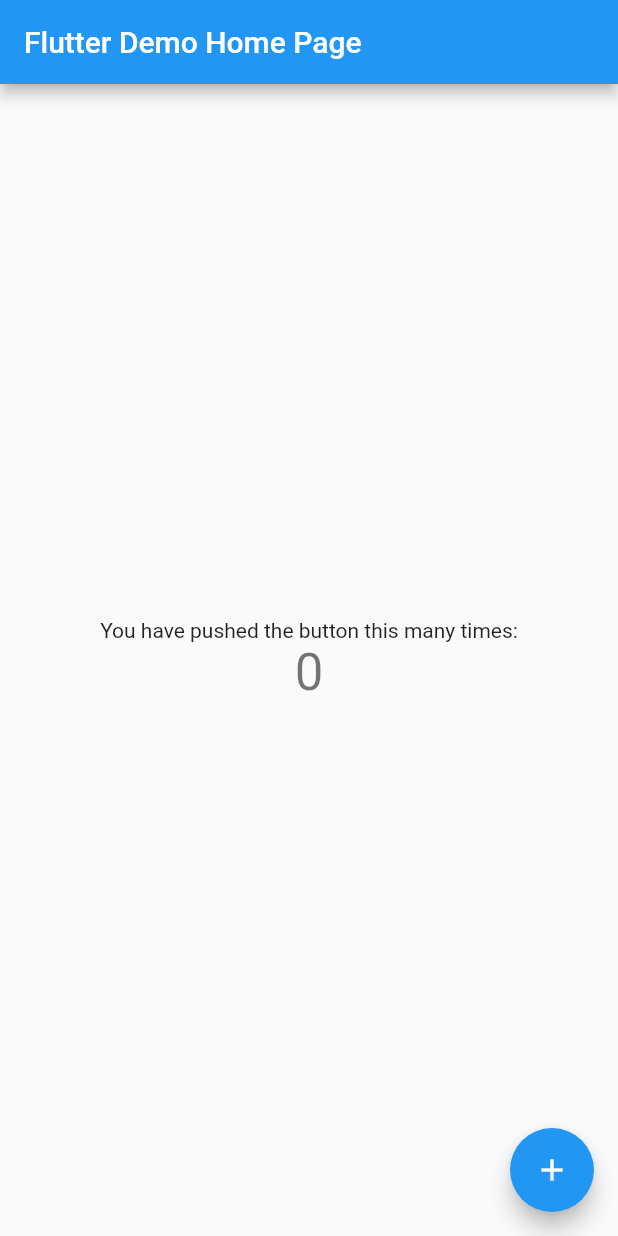
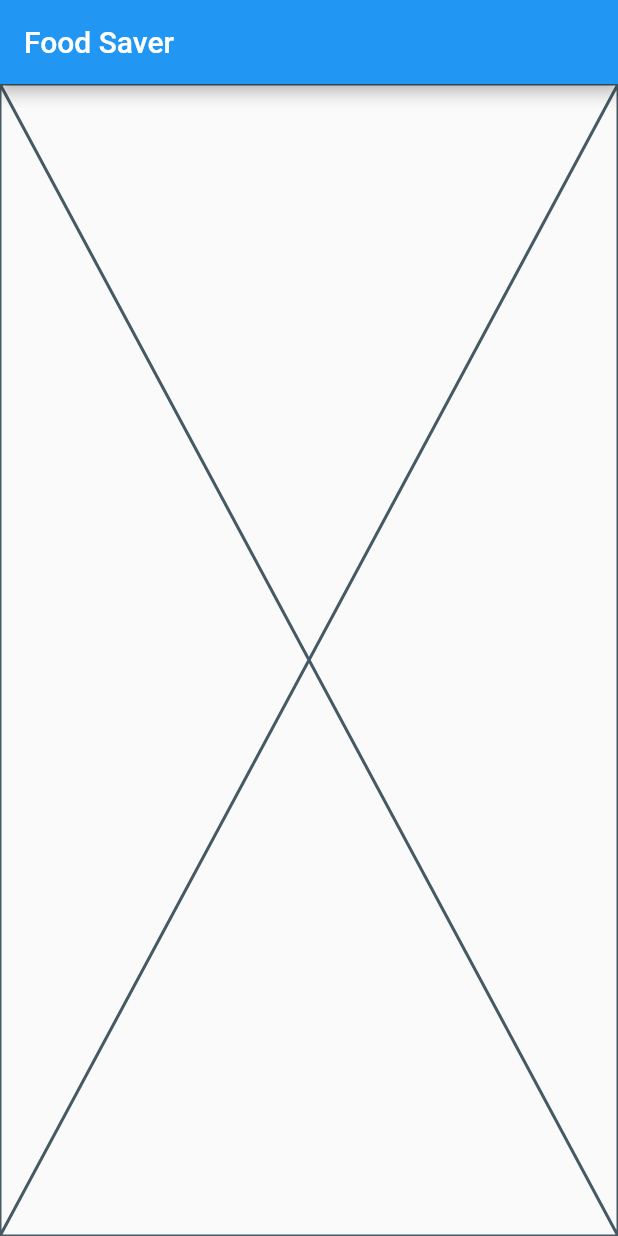
Before and after one commit to CaLouro/foodsaver-capstone, a Flutter app: the screen it shows after launch, on a phone screen of 412 x 824 dp. Run offline on Flutter 3.47's test engine with Material 2 defaults, Android fonts, the phone set to English and light mode, and no system bars; our stand-ins replace firebase_core, get; accounts and stored records are empty.

Commit message:
Scaffolded Login page

```diff
--- /dev/null
+++ b/FoodSaverMobileApp/lib/application/core/app_widget.dart
@@ -0,0 +1,16 @@
+import 'package:flutter/material.dart';
+import 'package:get/get.dart';
+
+import '../../view/pages/login_page.dart';
+
+class AppWidget extends StatelessWidget {
+  const AppWidget({Key? key}) : super(key: key);
+
+  @override
+  Widget build(BuildContext context) {
+    return const GetMaterialApp(
+      title: 'Food Saver',
+      home: LoginPage(),
+    );
+  }
+}
--- a/FoodSaverMobileApp/lib/main.dart
+++ b/FoodSaverMobileApp/lib/main.dart
@@ -1,6 +1,7 @@
 import 'package:firebase_core/firebase_core.dart';
 import 'package:flutter/material.dart';
 
+import 'application/core/app_widget.dart';
 import 'firebase_options.dart';
 
 Future<void> main() async {
@@ -10,115 +11,5 @@ Future<void> main() async {
     options: DefaultFirebaseOptions.currentPlatform,
   );
 
-  runApp(const MyApp());
+  runApp(const AppWidget());
 }
-
-class MyApp extends StatelessWidget {
-  const MyApp({super.key});
-
-  // This widget is the root of your application.
-  @override
-  Widget build(BuildContext context) {
-    return MaterialApp(
-      title: 'Flutter Demo',
-      theme: ThemeData(
-        // This is the theme of your application.
-        //
-        // Try running your application with "flutter run". You'll see the
-        // application has a blue toolbar. Then, without quitting the app, try
-        // changing the primarySwatch below to Colors.green and then invoke
-        // "hot reload" (press "r" in the console where you ran "flutter run",
-        // or simply save your changes to "hot reload" in a Flutter IDE).
-        // Notice that the counter didn't reset back to zero; the application
-        // is not restarted.
-        primarySwatch: Colors.blue,
-      ),
-      home: const MyHomePage(title: 'Flutter Demo Home Page'),
-    );
-  }
-}
-
-class MyHomePage extends StatefulWidget {
-  const MyHomePage({super.key, required this.title});
-
-  // This widget is the home page of your application. It is stateful, meaning
-  // that it has a State object (defined below) that contains fields that affect
-  // how it looks.
-
-  // This class is the configuration for the state. It holds the values (in this
-  // case the title) provided by the parent (in this case the App widget) and
-  // used by the build method of the State. Fields in a Widget subclass are
-  // always marked "final".
-
-  final String title;
-
-  @override
-  State<MyHomePage> createState() => _MyHomePageState();
-}
-
-class _MyHomePageState extends State<MyHomePage> {
-  int _counter = 0;
-
-  void _incrementCounter() {
-    setState(() {
-      // This call to setState tells the Flutter framework that something has
-      // changed in this State, which causes it to rerun the build method below
-      // so that the display can reflect the updated values. If we changed
-      // _counter without calling setState(), then the build method would not be
-      // called again, and so nothing would appear to happen.
-      _counter++;
-    });
-  }
-
-  @override
-  Widget build(BuildContext context) {
-    // This method is rerun every time setState is called, for instance as done
-    // by the _incrementCounter method above.
-    //
-    // The Flutter framework has been optimized to make rerunning build methods
-    // fast, so that you can just rebuild anything that needs updating rather
-    // than having to individually change instances of widgets.
-    return Scaffold(
-      appBar: AppBar(
-        // Here we take the value from the MyHomePage object that was created by
-        // the App.build method, and use it to set our appbar title.
-        title: Text(widget.title),
-      ),
-      body: Center(
-        // Center is a layout widget. It takes a single child and positions it
-        // in the middle of the parent.
-        child: Column(
-          // Column is also a layout widget. It takes a list of children and
-          // arranges them vertically. By default, it sizes itself to fit its
-          // children horizontally, and tries to be as tall as its parent.
-          //
-          // Invoke "debug painting" (press "p" in the console, choose the
-          // "Toggle Debug Paint" action from the Flutter Inspector in Android
-          // Studio, or the "Toggle Debug Paint" command in Visual Studio Code)
-          // to see the wireframe for each widget.
-          //
-          // Column has various properties to control how it sizes itself and
-          // how it positions its children. Here we use mainAxisAlignment to
-          // center the children vertically; the main axis here is the vertical
-          // axis because Columns are vertical (the cross axis would be
-          // horizontal).
-          mainAxisAlignment: MainAxisAlignment.center,
-          children: <Widget>[
-            const Text(
-              'You have pushed the button this many times:',
-            ),
-            Text(
-              '$_counter',
-              style: Theme.of(context).textTheme.headlineMedium,
-            ),
-          ],
-        ),
-      ),
-      floatingActionButton: FloatingActionButton(
-        onPressed: _incrementCounter,
-        tooltip: 'Increment',
-        child: const Icon(Icons.add),
-      ), // This trailing comma makes auto-formatting nicer for build methods.
-    );
-  }
-}
--- /dev/null
+++ b/FoodSaverMobileApp/lib/view/pages/login_page.dart
@@ -0,0 +1,15 @@
+import 'package:flutter/material.dart';
+
+class LoginPage extends StatelessWidget {
+  const LoginPage({Key? key}) : super(key: key);
+
+  @override
+  Widget build(BuildContext context) {
+    return Scaffold(
+      appBar: AppBar(
+        title: const Text('Food Saver'),
+      ),
+      body: const Placeholder(),
+    );
+  }
+}
--- a/FoodSaverMobileApp/pubspec.yaml
+++ b/FoodSaverMobileApp/pubspec.yaml
@@ -13,6 +13,7 @@ dependencies:
   firebase_core: ^2.5.0
   flutter:
     sdk: flutter
+  get: ^4.6.5
 
 dev_dependencies:
   flutter_test:
```
Also changed, not shown: FoodSaverMobileApp/pubspec.lock.
